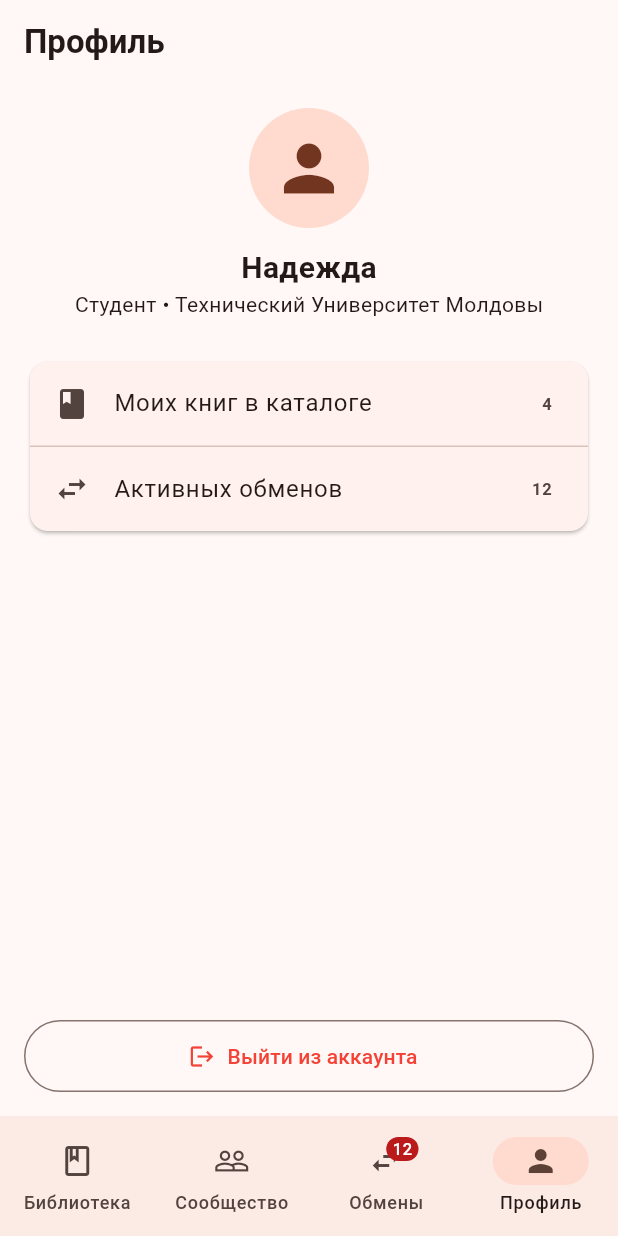
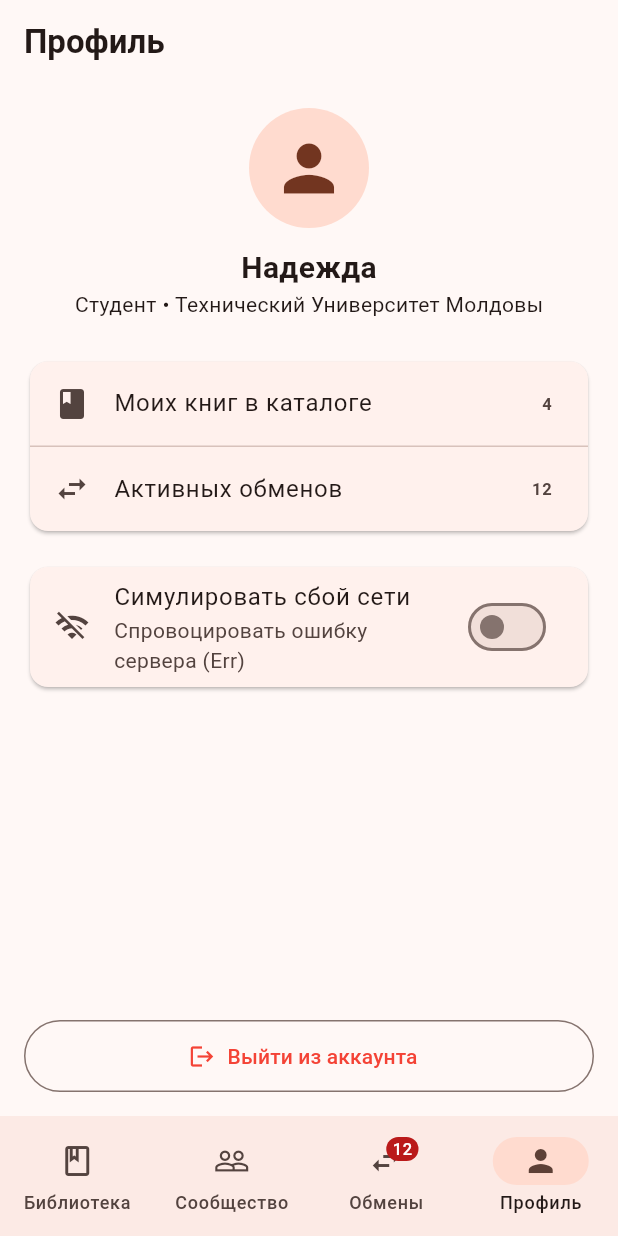
Before and after one commit to nojjja/book_nest, a Flutter app: the ProfileScreen screen opened by its route, on a phone screen of 412 x 824 dp. Run offline on Flutter 3.47's test engine with Material 3 defaults, Android fonts, the phone set to English and light mode, and no system bars; our stand-ins replace go_router.

Commit message:
L4: Задание 7 — переключатель симуляции сбоя сети в профиле и чистая архитектура UI

```diff
--- a/lib/screens/profile_screen.dart
+++ b/lib/screens/profile_screen.dart
@@ -1,12 +1,23 @@
 import 'package:flutter/material.dart';
 import 'package:go_router/go_router.dart';
 import 'package:provider/provider.dart';
+import '../data/mock_book_repository.dart';
+import '../data/mock_loan_repository.dart';
+import '../models/books_model.dart';
 import '../models/loans_model.dart';
 
-class ProfileScreen extends StatelessWidget {
+class ProfileScreen extends StatefulWidget {
   const ProfileScreen({super.key});
 
-  // Логика блокирующего решения (C6 requirement)
+  @override
+  State<ProfileScreen> createState() => _ProfileScreenState();
+}
+
+class _ProfileScreenState extends State<ProfileScreen> {
+  // Эфемерное состояние переключателя аварии (C7: setState)
+  bool _simulateError = false;
+
+  // Логика блокирующего решения выхода из аккаунта (C6)
   Future<void> _logout(BuildContext context) async {
     final ok = await showDialog<bool>(
       context: context,
@@ -26,9 +37,8 @@ class ProfileScreen extends StatelessWidget {
       ),
     );
 
-    // Проверка результата ok == true и context.mounted после await
     if (ok == true && context.mounted) {
-      context.go('/login'); // go: сбрасывает стек вкладок ShellRoute
+      context.go('/login');
     }
   }
 
@@ -60,13 +70,19 @@ class ProfileScreen extends StatelessWidget {
             ),
             const Text('Студент • Технический Университет Молдовы'),
             const SizedBox(height: 24),
+
             Card(
               child: Column(
                 children: [
-                  const ListTile(
-                    leading: Icon(Icons.book),
-                    title: Text('Моих книг в каталоге'),
-                    trailing: Text('4', style: TextStyle(fontWeight: FontWeight.bold)),
+                  ListTile(
+                    leading: const Icon(Icons.book),
+                    title: const Text('Моих книг в каталоге'),
+                    trailing: Consumer<BooksModel>(
+                      builder: (context, books, _) => Text(
+                        '${books.myBooks.length}',
+                        style: const TextStyle(fontWeight: FontWeight.bold),
+                      ),
+                    ),
                   ),
                   const Divider(height: 1),
                   ListTile(
@@ -82,9 +98,29 @@ class ProfileScreen extends StatelessWidget {
                 ],
               ),
             ),
+            const SizedBox(height: 16),
+
+            // 9.2: Переключатель аварии — леса демонстрации
+            Card(
+              child: SwitchListTile(
+                secondary: Icon(
+                  Icons.wifi_off,
+                  color: _simulateError ? colorScheme.error : colorScheme.onSurfaceVariant,
+                ),
+                title: const Text('Симулировать сбой сети'),
+                subtitle: const Text('Спровоцировать ошибку сервера (Err)'),
+                value: _simulateError,
+                onChanged: (value) {
+                  setState(() => _simulateError = value);
+                  context.read<MockBookRepository>().simulateError = value;
+                  context.read<MockLoanRepository>().simulateError = value;
+                },
+              ),
+            ),
+
             const Spacer(),
 
-            // Кнопка выхода из аккаунта с деструктивным действием
+            // Кнопка выхода из аккаунта
             SizedBox(
               width: double.infinity,
               height: 48,
```
